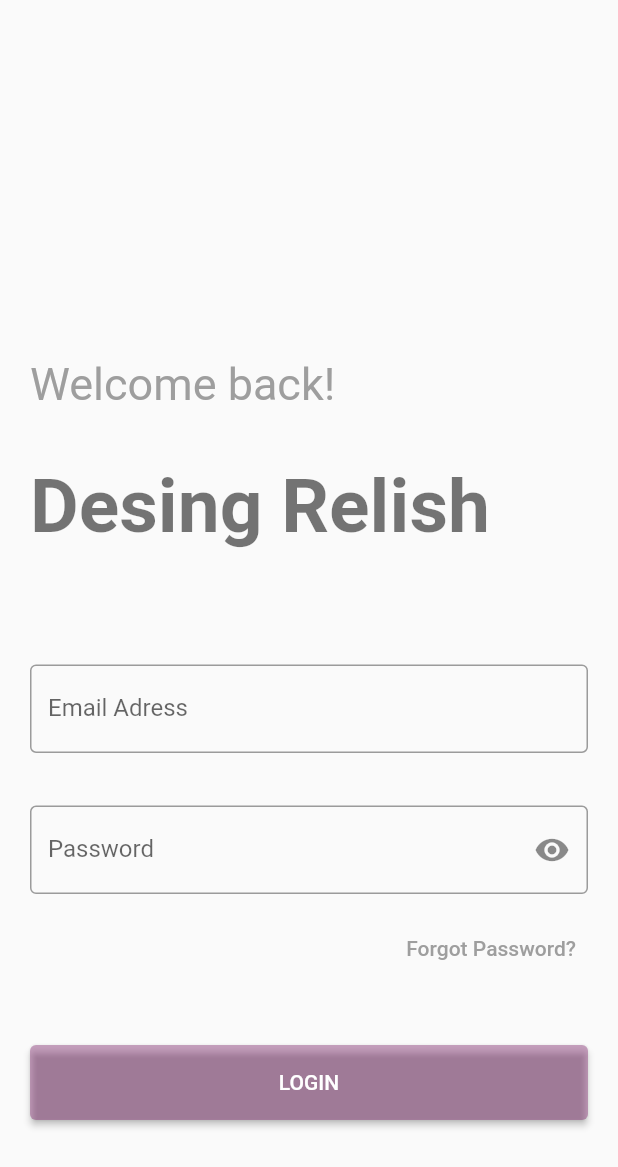
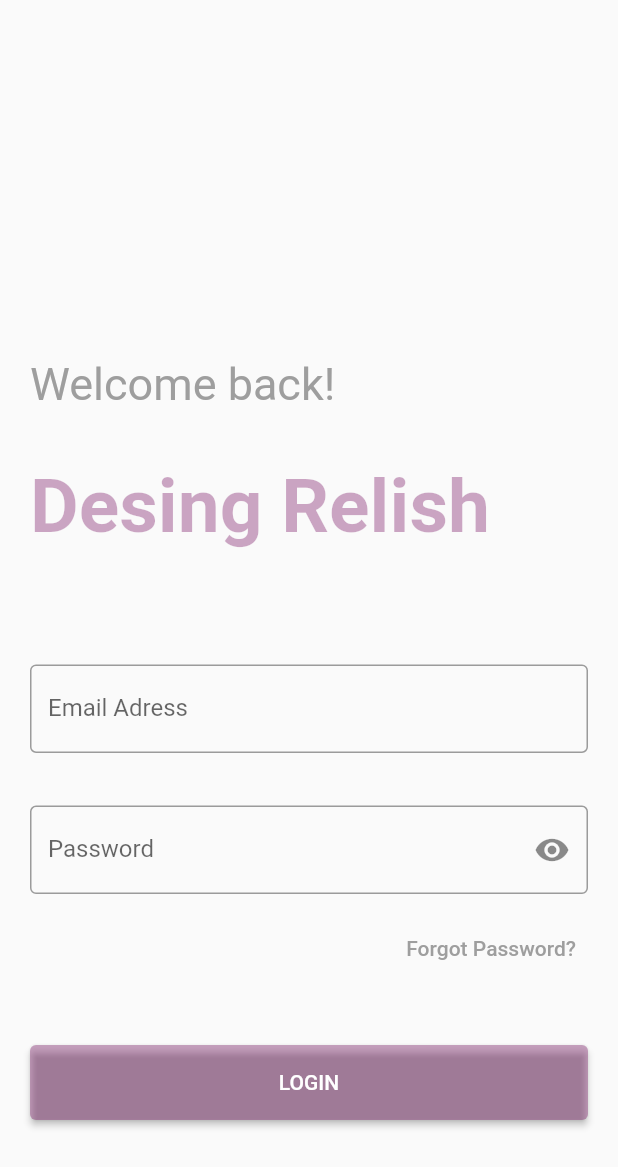
Before and after one commit to VBT-FlutterCamp/arafat_yilmaz_onboard_loginpage, a Flutter app: the screen it shows after launch, after a tap on "Atla", on a phone screen of 412 x 824 dp. Shown: the top 1167 px of the screen. Run offline on Flutter 3.47's test engine with Material 2 defaults, Android fonts, the light colour scheme and no system bars; our stand-ins replace lottie.

Commit message:
fix bug and splah page view

```diff
--- a/lib/feature/login/view/loginscreen.dart
+++ b/lib/feature/login/view/loginscreen_view.dart
@@ -1,3 +1,4 @@
+import 'package:flutter/gestures.dart';
 import 'package:flutter/material.dart';
 
 class LoginScreen extends StatefulWidget {
@@ -39,7 +40,7 @@ class _LoginScreenState extends State<LoginScreen> {
                   style: TextStyle(
                       fontSize: 50,
                       fontWeight: FontWeight.bold,
-                      color: Colors.black54),
+                      color: Color.fromARGB(97, 124, 25, 103)),
                 ),
                 const SizedBox(
                   height: 50,
@@ -103,13 +104,18 @@ class _LoginScreenState extends State<LoginScreen> {
                 Align(
                   alignment: Alignment.bottomCenter,
                   child: RichText(
-                    text: const TextSpan(
+                    text: TextSpan(
                       text: "Don't you have an account? ",
-                      style: TextStyle(color: Colors.grey),
+                      style: const TextStyle(color: Colors.grey),
                       children: <TextSpan>[
                         TextSpan(
-                            text: 'Create',
-                            style: TextStyle(fontWeight: FontWeight.bold)),
+                          text: 'Create',
+                          style: const TextStyle(fontWeight: FontWeight.bold),
+                          recognizer: TapGestureRecognizer()
+                            ..onTap = () {
+                              //
+                            },
+                        ),
                       ],
                     ),
                   ),
--- a/lib/feature/onboard/view/onboard_view.dart
+++ b/lib/feature/onboard/view/onboard_view.dart
@@ -1,7 +1,7 @@
 import 'package:flutter/material.dart';
 import 'package:lottie/lottie.dart';
 import 'package:splashscreen_loginpage/feature/onboard/model/onboard_model.dart';
-import 'package:splashscreen_loginpage/feature/login/view/loginscreen.dart';
+import 'package:splashscreen_loginpage/feature/login/view/loginscreen_view.dart';
 
 class OnboardView extends StatefulWidget {
   const OnboardView({Key? key}) : super(key: key);
--- /dev/null
+++ b/lib/feature/splash/splash_view.dart
@@ -0,0 +1,67 @@
+import 'package:flutter/material.dart';
+import 'package:lottie/lottie.dart';
+import 'package:splashscreen_loginpage/feature/onboard/view/onboard_view.dart';
+
+class SplashScreen extends StatefulWidget {
+  const SplashScreen({Key? key}) : super(key: key);
+
+  @override
+  _SplashScreenState createState() => _SplashScreenState();
+}
+
+class _SplashScreenState extends State<SplashScreen> {
+  @override
+  void initState() {
+    Future.delayed(const Duration(seconds: 4), () {
+      Navigator.pushReplacement(context,
+          MaterialPageRoute(builder: (context) => const OnboardView()));
+    });
+    super.initState();
+  }
+
+  @override
+  void dispose() {
+    super.dispose();
+  }
+
+  @override
+  Widget build(BuildContext context) {
+    return Scaffold(
+        body: Container(
+      height: MediaQuery.of(context).size.height,
+      width: MediaQuery.of(context).size.width,
+      color: Colors.white,
+      alignment: Alignment.center,
+      child: Column(
+        crossAxisAlignment: CrossAxisAlignment.center,
+        mainAxisAlignment: MainAxisAlignment.center,
+        children: [
+          const Text(
+            "Cov1d App",
+            style: TextStyle(fontSize: 28, fontWeight: FontWeight.bold),
+          ),
+          const SizedBox(
+            height: 20,
+          ),
+          SizedBox(
+            height: 300,
+            width: 300,
+            child: Lottie.asset(
+              "assets/lottie/savas_doc.json",
+              /*height: MediaQuery.of(context).size.height,
+                    width: MediaQuery.of(context).size.width*/
+            ),
+          ),
+          const SizedBox(
+            height: 40,
+          ),
+          const Text(
+            "by VBT",
+            textAlign: TextAlign.end,
+            style: TextStyle(fontSize: 15, fontWeight: FontWeight.normal),
+          )
+        ],
+      ),
+    ));
+  }
+}
--- a/lib/main.dart
+++ b/lib/main.dart
@@ -1,5 +1,6 @@
 import 'package:flutter/material.dart';
 import 'package:splashscreen_loginpage/feature/onboard/view/onboard_view.dart';
+import 'package:splashscreen_loginpage/feature/splash/splash_view.dart';
 
 void main() => runApp(const MyApp());
 
@@ -12,7 +13,7 @@ class MyApp extends StatelessWidget {
       title: 'Material App',
       theme: ThemeData(primaryColor: const Color.fromARGB(97, 124, 25, 103)),
       debugShowCheckedModeBanner: false,
-      home: const OnboardView(),
+      home: const SplashScreen(),
     );
   }
 }
```
